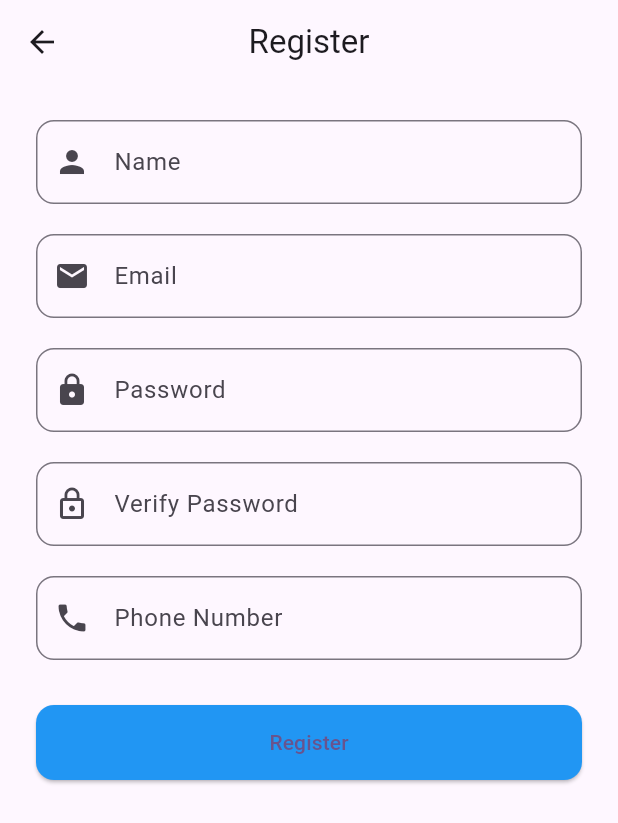
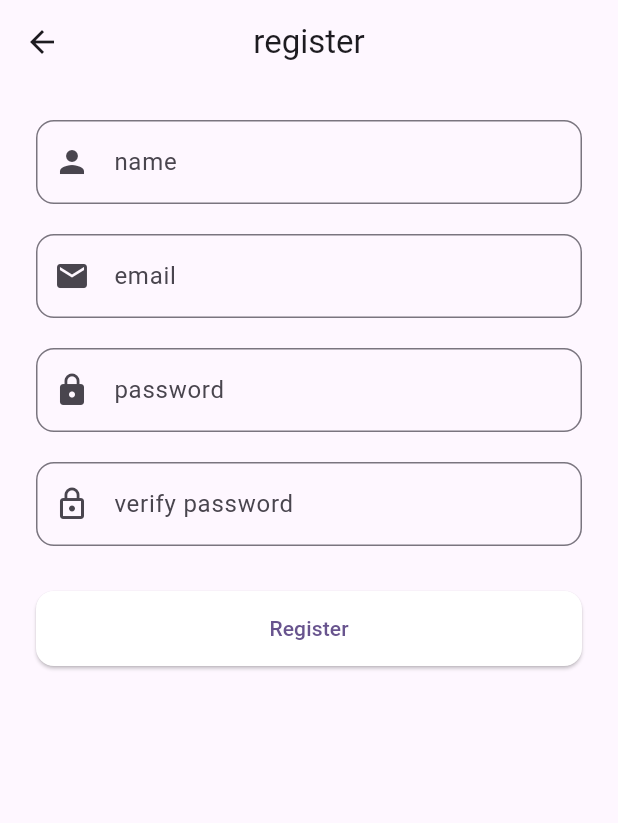
Before and after one commit to DannyMang/PurrfectMatch, a Flutter app: the screen it shows after launch, after a tap on "Register", on a phone screen of 412 x 824 dp. Shown: the top 823 px of the screen. Run offline on Flutter 3.47's test engine with Material 3 defaults, Android fonts, the phone set to English and light mode, and no system bars; our stand-ins replace card_swiper, firebase_core, firebase_storage, get; accounts and stored records are empty; network calls fail.

Commit message:
ui cleanup, minimalistic

```diff
--- a/lib/register.dart
+++ b/lib/register.dart
@@ -12,19 +12,20 @@ class _RegisterScreenState extends State<RegisterScreen> {
   final TextEditingController _nameController = TextEditingController();
   final TextEditingController _emailController = TextEditingController();
   final TextEditingController _passwordController = TextEditingController();
-  final TextEditingController _verifyPasswordController = TextEditingController();
+  final TextEditingController _verifyPasswordController =
+      TextEditingController();
   final TextEditingController _phoneController = TextEditingController();
 
   @override
   Widget build(BuildContext context) {
     return Scaffold(
       appBar: AppBar(
-        title: const Text('Register'),
+        title: const Text('register'),
         centerTitle: true,
         leading: IconButton(
-        icon: const Icon(Icons.arrow_back),
-        onPressed: () => Navigator.of(context).pop(),
-  ),
+          icon: const Icon(Icons.arrow_back),
+          onPressed: () => Navigator.of(context).pop(),
+        ),
       ),
       body: SingleChildScrollView(
         padding: const EdgeInsets.all(24),
@@ -34,7 +35,7 @@ class _RegisterScreenState extends State<RegisterScreen> {
             TextField(
               controller: _nameController,
               decoration: InputDecoration(
-                hintText: 'Name',
+                hintText: 'name',
                 border: OutlineInputBorder(
                   borderRadius: BorderRadius.circular(12),
                 ),
@@ -45,7 +46,7 @@ class _RegisterScreenState extends State<RegisterScreen> {
             TextField(
               controller: _emailController,
               decoration: InputDecoration(
-                hintText: 'Email',
+                hintText: 'email',
                 border: OutlineInputBorder(
                   borderRadius: BorderRadius.circular(12),
                 ),
@@ -57,7 +58,7 @@ class _RegisterScreenState extends State<RegisterScreen> {
             TextField(
               controller: _passwordController,
               decoration: InputDecoration(
-                hintText: 'Password',
+                hintText: 'password',
                 border: OutlineInputBorder(
                   borderRadius: BorderRadius.circular(12),
                 ),
@@ -69,7 +70,7 @@ class _RegisterScreenState extends State<RegisterScreen> {
             TextField(
               controller: _verifyPasswordController,
               decoration: InputDecoration(
-                hintText: 'Verify Password',
+                hintText: 'verify password',
                 border: OutlineInputBorder(
                   borderRadius: BorderRadius.circular(12),
                 ),
@@ -77,27 +78,17 @@ class _RegisterScreenState extends State<RegisterScreen> {
               ),
               obscureText: true,
             ),
-            const SizedBox(height: 20),
-            TextField(
-              controller: _phoneController,
-              decoration: InputDecoration(
-                hintText: 'Phone Number',
-                border: OutlineInputBorder(
-                  borderRadius: BorderRadius.circular(12),
-                ),
-                prefixIcon: const Icon(Icons.phone),
-              ),
-              keyboardType: TextInputType.phone,
-            ),
             const SizedBox(height: 30),
             ElevatedButton(
               onPressed: () {
                 // Here you can add your register functionality
-                print('Registering: ${_nameController.text}, ${_emailController.text}, ${_phoneController.text}');
+                print(
+                    'Registering: ${_nameController.text}, ${_emailController.text}, ${_phoneController.text}');
               },
               style: ElevatedButton.styleFrom(
-                backgroundColor: Colors.blue,
-                minimumSize: const Size(double.infinity, 50), // double.infinity is the width and 50 is the height
+                backgroundColor: Colors.white,
+                minimumSize: const Size(double.infinity,
+                    50), // double.infinity is the width and 50 is the height
                 shape: RoundedRectangleBorder(
                   borderRadius: BorderRadius.circular(12),
                 ),
--- a/lib/signin.dart
+++ b/lib/signin.dart
@@ -1,15 +1,13 @@
-// lib/signin.dart
 import 'dart:async';
 import 'dart:math' as math;
+import 'package:flutter/material.dart';
 import 'package:cat_tinder/loggedin.dart';
-import 'package:flutter/material.dart';
 import 'package:cat_tinder/register.dart';
 
 class SignInScreen extends StatefulWidget {
   const SignInScreen({super.key});
 
   @override
-  // ignore: library_private_types_in_public_api
   _SignInScreenState createState() => _SignInScreenState();
 }
 
@@ -79,11 +77,13 @@ class _SignInScreenState extends State<SignInScreen>
               TextField(
                 controller: _emailController,
                 decoration: InputDecoration(
-                  hintText: 'Email',
-                  border: OutlineInputBorder(
-                    borderRadius: BorderRadius.circular(12),
+                  hintText: '', // Removed text
+                  border: InputBorder.none, // Removes border
+                  prefixIcon: const Icon(Icons.email),
+                  enabledBorder: UnderlineInputBorder(
+                    // Adds underline
+                    borderSide: BorderSide(color: Colors.grey),
                   ),
-                  prefixIcon: const Icon(Icons.email),
                 ),
                 keyboardType: TextInputType.emailAddress,
               ),
@@ -91,11 +91,13 @@ class _SignInScreenState extends State<SignInScreen>
               TextField(
                 controller: _passwordController,
                 decoration: InputDecoration(
-                  hintText: 'Password',
-                  border: OutlineInputBorder(
-                    borderRadius: BorderRadius.circular(12),
+                  hintText: '', // Removed text
+                  border: InputBorder.none, // Removes border
+                  prefixIcon: const Icon(Icons.lock),
+                  enabledBorder: UnderlineInputBorder(
+                    // Adds underline
+                    borderSide: BorderSide(color: Colors.grey),
                   ),
-                  prefixIcon: const Icon(Icons.lock),
                 ),
                 obscureText: true,
               ),
@@ -111,8 +113,7 @@ class _SignInScreenState extends State<SignInScreen>
                 },
                 style: ElevatedButton.styleFrom(
                   backgroundColor: Colors.white,
-                  minimumSize: const Size(double.infinity,
-                      50), // double.infinity is the width and 50 is the height
+                  minimumSize: const Size(double.infinity, 50),
                   shape: RoundedRectangleBorder(
                     borderRadius: BorderRadius.circular(12),
                   ),
@@ -134,8 +135,7 @@ class _SignInScreenState extends State<SignInScreen>
                 },
                 style: ElevatedButton.styleFrom(
                   backgroundColor: Colors.white,
-                  minimumSize: const Size(double.infinity,
-                      50), // double.infinity is the width and 50 is the height
+                  minimumSize: const Size(double.infinity, 50),
                   shape: RoundedRectangleBorder(
                     borderRadius: BorderRadius.circular(12),
                   ),
```
